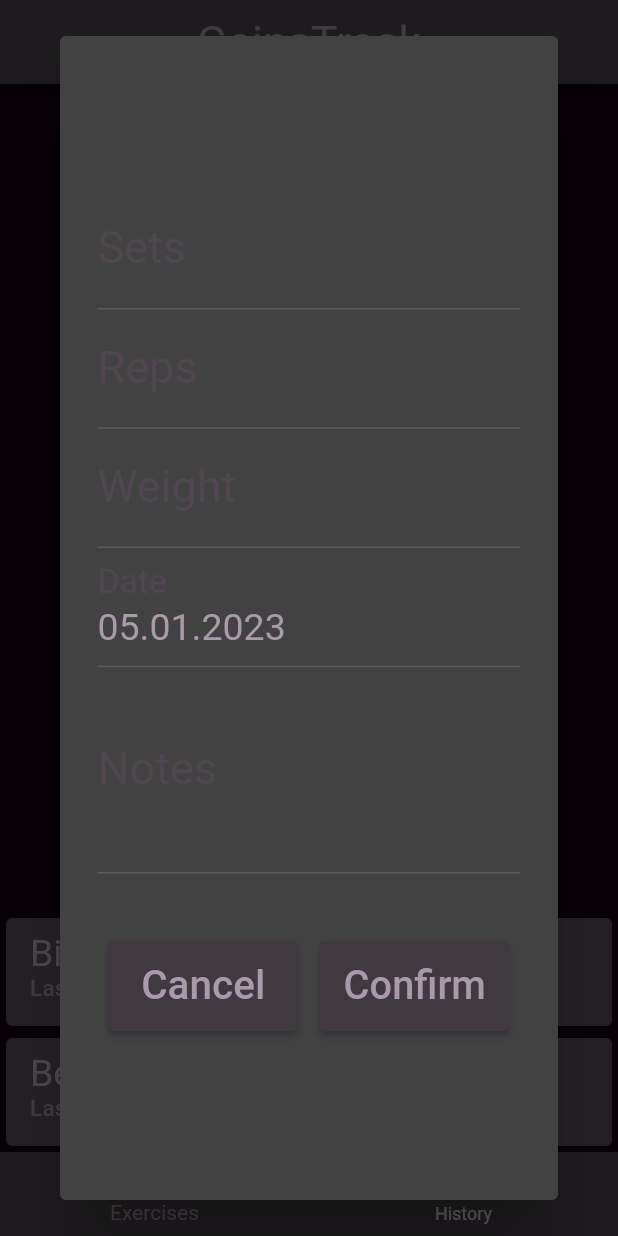
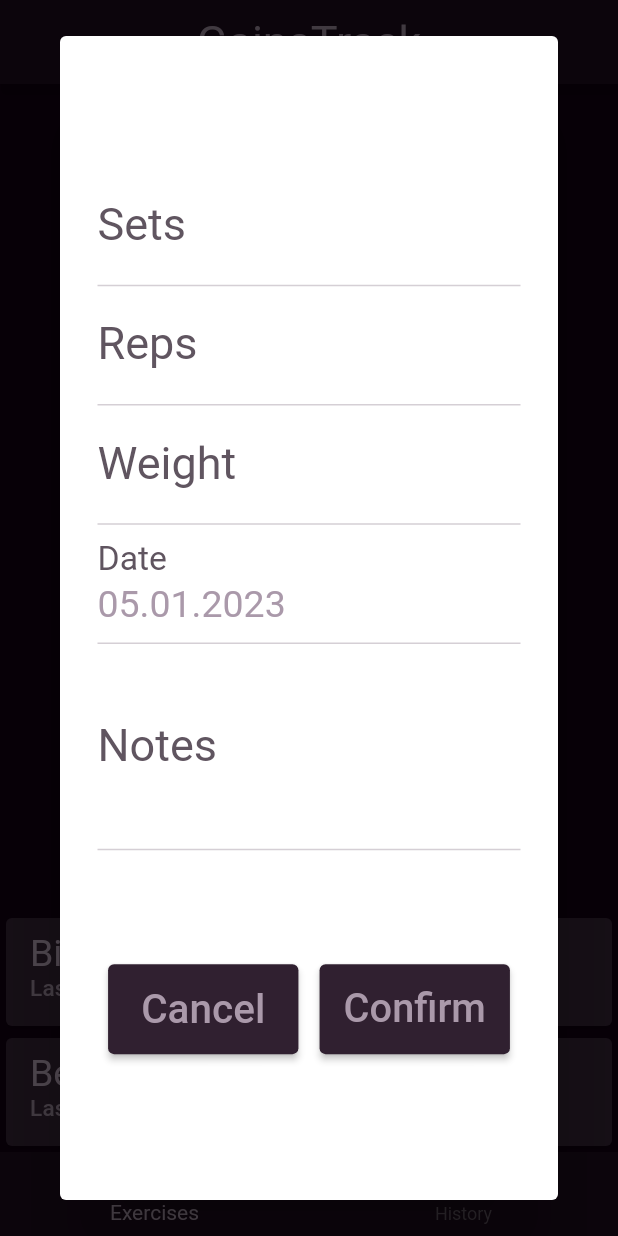
Before and after one commit to VToporan/WorkoutTracker, a Flutter app: the screen it shows after launch, after a tap on "Bench press", on a phone screen of 412 x 824 dp. Run offline on Flutter 3.47's test engine with Material 2 defaults, Android fonts, the phone set to English and light mode, and no system bars; drawn by our look-alikes of flutter_slidable.

Commit message:
Minor color changes

```diff
--- a/frontend/lib/components/error_component.dart
+++ b/frontend/lib/components/error_component.dart
@@ -12,13 +12,10 @@ class ErrorComponentState extends State<ErrorComponent> {
   @override
   Widget build(BuildContext context) {
     return Padding(
-      padding: const EdgeInsets.only(top: 35),
-      child: widget.message != ""
-          ? Text(
-              widget.message,
-              style: Theme.of(context).textTheme.displayLarge,
-            )
-          : null,
-    );
+        padding: const EdgeInsets.only(top: 25),
+        child: Text(
+          widget.message,
+          style: Theme.of(context).textTheme.displayLarge,
+        ));
   }
 }
--- a/frontend/lib/main.dart
+++ b/frontend/lib/main.dart
@@ -7,11 +7,12 @@ import 'pages/authentication.dart';
 class ThemeColors {
   ThemeColors._();
 
-  static const Color buttonDefault = Color(0xFF403A40);
+  static const Color buttonDefault = Color(0xFF302030);
   static const Color buttonAccent = Color(0xFF908090);
-  static const Color foregroundDefault = Color(0xFF504550);
+  static const Color foregroundDefault = Color(0xFF605560);
   static const Color foregroundAccent = Color(0xFFAA99AA);
   static const Color backgroundDefault = Color(0xFF100010);
+  static const Color backgroundAccent = Color(0xFF1A0A1A);
   static const Color errorDefault = Color(0xFFD03070);
 }
 
@@ -25,11 +26,11 @@ void main() {
         primaryColor: ThemeColors.foregroundAccent,
         scaffoldBackgroundColor: ThemeColors.backgroundDefault,
         bottomNavigationBarTheme: const BottomNavigationBarThemeData(
-          backgroundColor: ThemeColors.buttonDefault,
-          selectedItemColor: ThemeColors.buttonAccent,
-        ),
+            backgroundColor: ThemeColors.backgroundAccent,
+            selectedItemColor: ThemeColors.foregroundAccent,
+            unselectedItemColor: ThemeColors.foregroundDefault),
         appBarTheme: const AppBarTheme(
-          backgroundColor: ThemeColors.buttonDefault,
+          backgroundColor: ThemeColors.backgroundAccent,
           titleTextStyle:
               TextStyle(fontSize: 30, color: ThemeColors.buttonAccent),
         ),
@@ -72,11 +73,11 @@ void main() {
         ),
         textSelectionTheme: const TextSelectionThemeData(
             cursorColor: ThemeColors.foregroundAccent),
-        cardColor: ThemeColors.foregroundDefault,
+        cardColor: ThemeColors.buttonDefault,
         errorColor: ThemeColors.errorDefault,
         dialogBackgroundColor: ThemeColors.backgroundDefault,
-        colorScheme: const ColorScheme.dark(
-          primary: ThemeColors.buttonDefault,
+        colorScheme: const ColorScheme.light(
+          primary: ThemeColors.backgroundAccent,
           onPrimary: ThemeColors.foregroundAccent,
           onSurface: ThemeColors.buttonAccent,
         ),
```
Also changed, not shown: frontend/lib/components/input_components.dart (+0 -7 lines).
